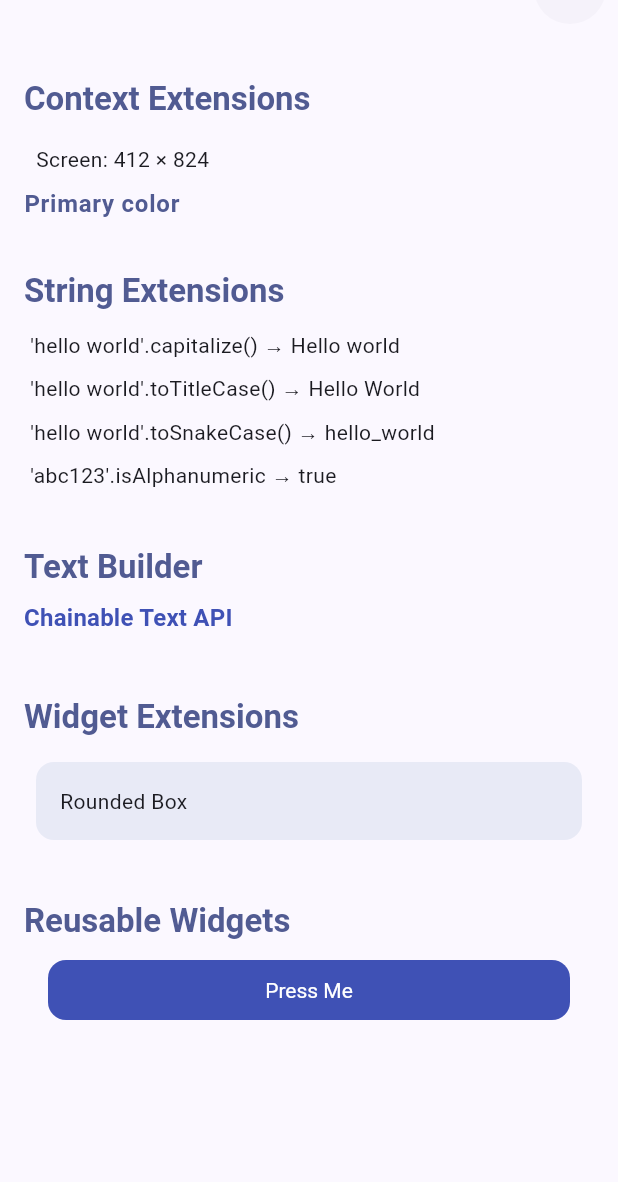
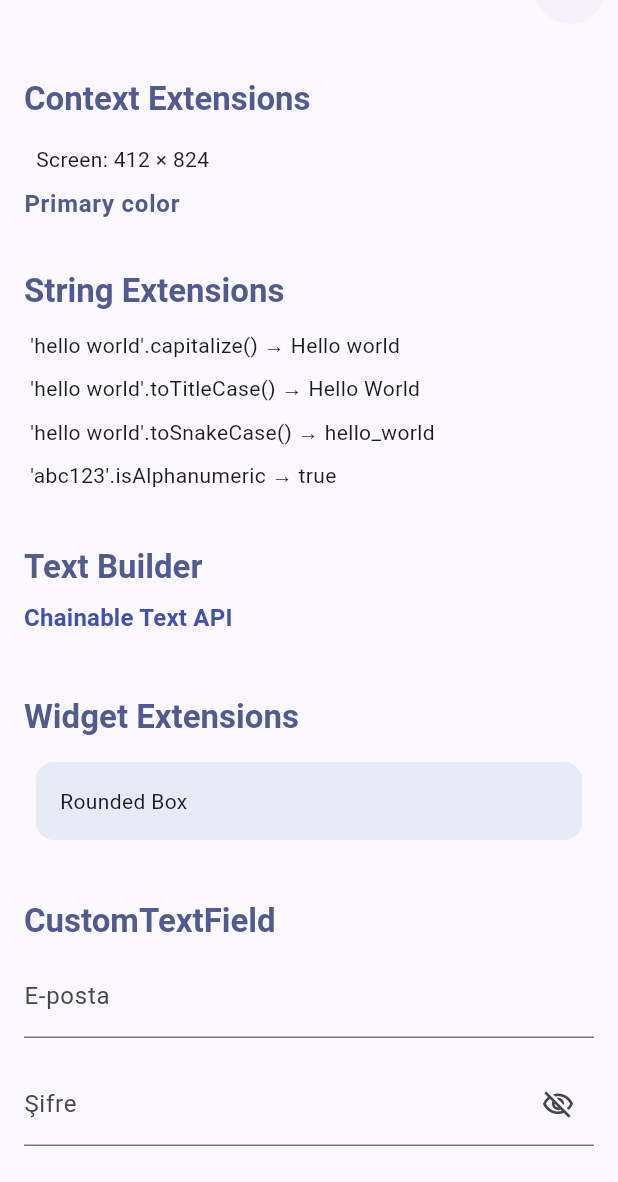
Before and after one commit to muhammedeminalan/core_utils, a Flutter app: the screen it shows after launch, on a phone screen of 412 x 824 dp, the part 54-1236 px from its top. Run offline on Flutter 3.47's test engine with Material 3 defaults, Android fonts, the phone set to English and light mode, and no system bars; drawn by our look-alikes of flutter_form_builder; our stand-ins replace form_builder_validators.

Commit message:
refactor: v0.3.0 code review and quality pass
- fix: Costum* -> Custom* rename with deprecated typedef aliases (BC safe)
- fix: 14x TextTheme null-assertion replaced with ?? const TextStyle()
- fix: unsafe BoxDecoration cast -> safe is-check in container_extensions
- fix(security): kDebugMode guard on all LogExtensions (no release log leak)
- fix: unnecessary null checks in CustomButton/CustomIconButton Tooltip
- fix: discarded TickerFuture in images_extensions wrapped with unawaited()
- perf: module-level final RegExp constants in string_extensions
- feat: screenWidth() added; scrennWidth() deprecated (typo fix)
- deprecate: YAGNI String wrappers (toLowerCaseSafe, isNullOrEmpty, lengthSafe)
- chore: strengthen analysis_options.yaml
- chore: bump version to 0.3.0, CHANGELOG updated, README typos fixed
- example: add CustomTextField demo, update to wonzy_core_utils.dart import

````diff
--- a/example/lib/main.dart
+++ b/example/lib/main.dart
@@ -1,5 +1,6 @@
 import 'package:flutter/material.dart';
-import 'package:wonzy_core_utils/core_utils.dart';
+import 'package:flutter_form_builder/flutter_form_builder.dart';
+import 'package:wonzy_core_utils/wonzy_core_utils.dart';
 
 void main() {
   runApp(const CoreUtilsExampleApp());
@@ -27,15 +28,15 @@ class HomePage extends StatelessWidget {
   @override
   Widget build(BuildContext context) {
     return Scaffold(
-      // ── CostumAppBar ──
-      appBar: CostumAppBar(
+      // ── CustomAppBar ──
+      appBar: CustomAppBar(
         title: 'core_utils Demo',
         centerTitle: true,
         actions: [
-          CostumIconButton(
+          CustomIconButton(
             iconData: Icons.info_outline,
             onPressed: () {
-              CostumBottomSheet.show(
+              CustomBottomSheet.show(
                 context,
                 title: 'About',
                 child: const Text(
@@ -95,9 +96,33 @@ class HomePage extends StatelessWidget {
 
           16.h,
 
-          // ── CostumButton ──
+          // ── CustomTextField ──
+          _SectionTitle('CustomTextField'),
+          FormBuilder(
+            child: CustomTextField(
+              name: 'email',
+              type: CustomFieldType.email,
+              label: 'E-posta',
+              required: true,
+            ).paddingSymmetric(h: 0),
+          ).paddingSymmetric(h: 0),
+
+          16.h,
+
+          FormBuilder(
+            child: CustomTextField(
+              name: 'password',
+              type: CustomFieldType.password,
+              label: 'Şifre',
+              required: true,
+            ),
+          ),
+
+          32.h,
+
+          // ── CustomButton ──
           _SectionTitle('Reusable Widgets'),
-          CostumButton(
+          CustomButton(
             text: 'Press Me',
             onPressed: () => 'Button pressed!'.debugLog(),
             backgroundColor: Colors.indigo,
--- a/example/pubspec.yaml
+++ b/example/pubspec.yaml
@@ -10,6 +10,7 @@ dependencies:
     sdk: flutter
   wonzy_core_utils:
     path: ../
+  flutter_form_builder: ^10.3.0+2
 
 dev_dependencies:
   flutter_test:
--- a/lib/core_utils.dart
+++ b/lib/core_utils.dart
@@ -1,7 +1,7 @@
-/// CampusHub Core Utils — Extensions & Reusable Widgets
+/// wonzy_core_utils — Extensions & Reusable Widgets
 ///
 /// Tüm extension'lar ve ortak widget'lar bu barrel dosyasından dışarı açılır.
-/// Kullanım: `import 'package:core_utils/core_utils.dart';`
+/// Kullanım: `import 'package:wonzy_core_utils/wonzy_core_utils.dart';`
 library;
 
 // ── Context Extensions ──
--- a/lib/src/extensions/widget/images_extensions.dart
+++ b/lib/src/extensions/widget/images_extensions.dart
@@ -1,3 +1,4 @@
+import 'dart:async';
 import 'dart:ui' as ui;
 
 import 'package:flutter/material.dart';
@@ -581,7 +582,7 @@ class _FadeInImageState extends State<_FadeInImage>
     super.initState();
     _controller = AnimationController(vsync: this, duration: widget.duration);
     _animation = CurvedAnimation(parent: _controller, curve: widget.curve);
-    _controller.forward();
+    unawaited(_controller.forward());
   }
 
   @override
--- a/lib/src/widgets/app_bar/costum_app_bar.dart
+++ b/lib/src/widgets/app_bar/costum_app_bar.dart
@@ -7,14 +7,14 @@ import 'package:flutter/services.dart';
 /// Tüm property'ler opsiyoneldir — yalnızca ihtiyaç duyulanlar verilir.
 ///
 /// ```dart
-/// CostumAppBar(
+/// CustomAppBar(
 ///   title: 'Ana Sayfa',
 ///   leadingIcon: Icons.menu,
-///   actions: [CostumIconButton(iconData: Icons.search, onPressed: () {})],
+///   actions: [CustomIconButton(iconData: Icons.search, onPressed: () {})],
 /// )
 /// ```
-class CostumAppBar extends StatelessWidget implements PreferredSizeWidget {
-  const CostumAppBar({
+class CustomAppBar extends StatelessWidget implements PreferredSizeWidget {
+  const CustomAppBar({
     super.key,
 
     // ── Başlık ──
@@ -451,3 +451,8 @@ class CostumAppBar extends StatelessWidget implements PreferredSizeWidget {
     return appBar;
   }
 }
+
+/// @deprecated [CustomAppBar] kullanin. 'Costum' yanlis yazilmis bir kelimeydi.
+// ignore: deprecated_member_use_from_same_package
+@Deprecated('Use CustomAppBar instead.')
+typedef CostumAppBar = CustomAppBar;
--- a/lib/src/widgets/buttons/costum_button.dart
+++ b/lib/src/widgets/buttons/costum_button.dart
@@ -13,8 +13,8 @@ import 'package:flutter/material.dart';
 ///   backgroundColor: AppColors.primary,
 /// )
 /// ```
-class CostumButton extends StatelessWidget {
-  const CostumButton({
+class CustomButton extends StatelessWidget {
+  const CustomButton({
     super.key,
 
     // ── İçerik ──
@@ -488,9 +488,12 @@ class CostumButton extends StatelessWidget {
 
     // ── Tooltip ──
     if (tooltip != null) {
-      button = Tooltip(message: tooltip!, child: button);
+      button = Tooltip(message: tooltip, child: button);
     }
 
     return button;
   }
 }
+
+@Deprecated('Use CustomButton instead.')
+typedef CostumButton = CustomButton;
--- a/lib/src/widgets/buttons/costum_icon_button.dart
+++ b/lib/src/widgets/buttons/costum_icon_button.dart
@@ -14,8 +14,8 @@ import 'package:flutter/material.dart';
 ///   size: 48,
 /// )
 /// ```
-class CostumIconButton extends StatelessWidget {
-  const CostumIconButton({
+class CustomIconButton extends StatelessWidget {
+  const CustomIconButton({
     super.key,
 
     // ── İçerik ──
@@ -437,9 +437,12 @@ class CostumIconButton extends StatelessWidget {
 
     // ── Tooltip ──
     if (tooltip != null) {
-      button = Tooltip(message: tooltip!, child: button);
+      button = Tooltip(message: tooltip, child: button);
     }
 
     return button;
   }
 }
+
+@Deprecated('Use CustomIconButton instead.')
+typedef CostumIconButton = CustomIconButton;
--- a/lib/wonzy_core_utils.dart
+++ b/lib/wonzy_core_utils.dart
@@ -2,9 +2,8 @@
 ///
 /// Usage: `import 'package:wonzy_core_utils/wonzy_core_utils.dart';`
 ///
-/// Both import paths work:
-/// - `import 'package:wonzy_core_utils/wonzy_core_utils.dart';`
-/// - `import 'package:wonzy_core_utils/core_utils.dart';`
+/// **Deprecated path:** `import 'package:wonzy_core_utils/core_utils.dart';`
+/// still works for backward compatibility but `wonzy_core_utils.dart` is preferred.
 library;
 
 export 'core_utils.dart';
--- a/pubspec.yaml
+++ b/pubspec.yaml
@@ -1,6 +1,6 @@
 name: wonzy_core_utils
 description: "Flutter/Dart extensions and reusable widgets for rapid UI development. Context helpers, navigation shortcuts, text builders, layout extensions, and customizable widgets."
-version: 0.2.1
+version: 0.3.0
 homepage: https://github.com/muhammedeminalan/core_utils
 repository: https://github.com/muhammedeminalan/core_utils
 issue_tracker: https://github.com/muhammedeminalan/core_utils/issues
````
Also changed, not shown: analysis_options.yaml (+17 -2 lines), lib/src/extensions/context/context_extensions.dart (+22 -18 lines), lib/src/extensions/primitive/string_extensions.dart (+42 -12 lines), lib/src/extensions/utility/log_extensions.dart (+6 -10 lines), lib/src/extensions/widget/container_extensions.dart (+8 -1 lines), lib/src/widgets/bottom_sheet/costum_bottom_sheet.dart (+7 -4 lines), 3 other files.
